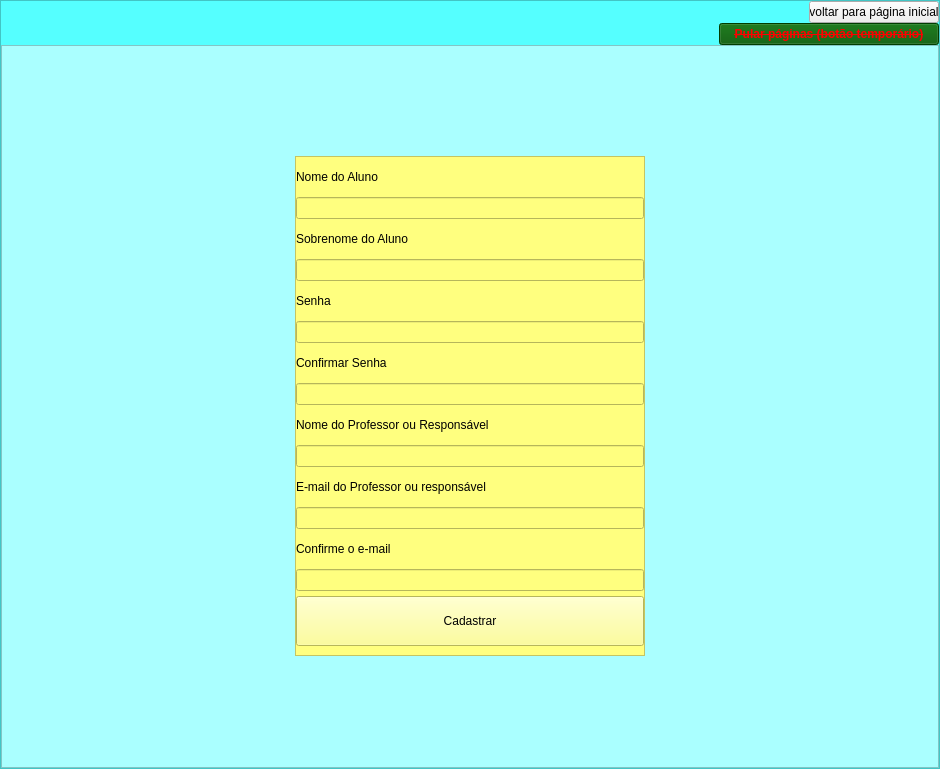
First picture: the form in App/Desenvolvimento/src/main/python/mainUi.ui, repository wesleyrodrigues/TCC, before the edit.
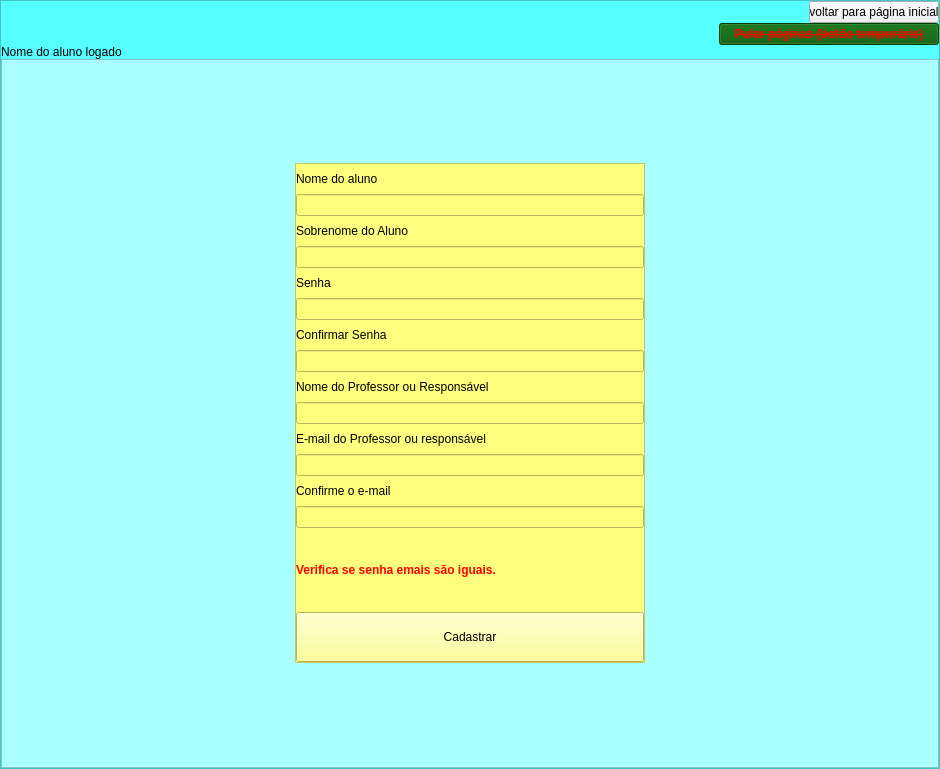
Second picture: the form after the edit. The open tabs and pages were chosen to show the change. Icons and pictures are not drawn.

The edit to the form file:
```diff
--- a/App/Desenvolvimento/src/main/python/mainUi.ui
+++ b/App/Desenvolvimento/src/main/python/mainUi.ui
@@ -530,6 +530,13 @@
          </property>
         </widget>
        </item>
+       <item>
+        <widget class="QLabel" name="lnome_aluno_logado">
+         <property name="text">
+          <string>Nome do aluno logado</string>
+         </property>
+        </widget>
+       </item>
        <item>
         <widget class="QStackedWidget" name="stackedWidget">
          <property name="styleSheet">
@@ -737,12 +744,16 @@
                     <string notr="true"/>
                    </property>
                    <property name="text">
-                    <string>Nome do Aluno</string>
+                    <string>Nome do aluno</string>
                    </property>
                   </widget>
                  </item>
                  <item>
-                  <widget class="QLineEdit" name="input_nome_aluno"/>
+                  <widget class="QLineEdit" name="input_nome_aluno">
+                   <property name="inputMethodHints">
+                    <set>Qt::ImhDigitsOnly|Qt::ImhLatinOnly</set>
+                   </property>
+                  </widget>
                  </item>
                  <item>
                   <widget class="QLabel" name="label_3">
@@ -761,7 +772,11 @@
                   </widget>
                  </item>
                  <item>
-                  <widget class="QLineEdit" name="input_sobrenome"/>
+                  <widget class="QLineEdit" name="input_sobrenome">
+                   <property name="inputMethodHints">
+                    <set>Qt::ImhLatinOnly</set>
+                   </property>
+                  </widget>
                  </item>
                  <item>
                   <widget class="QLabel" name="label_7">
@@ -780,7 +795,11 @@
                   </widget>
                  </item>
                  <item>
-                  <widget class="QLineEdit" name="input_senha"/>
+                  <widget class="QLineEdit" name="input_senha">
+                   <property name="inputMethodHints">
+                    <set>Qt::ImhLatinOnly</set>
+                   </property>
+                  </widget>
                  </item>
                  <item>
                   <widget class="QLabel" name="label_8">
@@ -799,7 +818,11 @@
                   </widget>
                  </item>
                  <item>
-                  <widget class="QLineEdit" name="lineEdit_4"/>
+                  <widget class="QLineEdit" name="input_conf_senha">
+                   <property name="inputMethodHints">
+                    <set>Qt::ImhLatinOnly</set>
+                   </property>
+                  </widget>
                  </item>
                  <item>
                   <widget class="QLabel" name="label_9">
@@ -818,7 +841,11 @@
                   </widget>
                  </item>
                  <item>
-                  <widget class="QLineEdit" name="input_nome_professor"/>
+                  <widget class="QLineEdit" name="input_nome_professor">
+                   <property name="inputMethodHints">
+                    <set>Qt::ImhLatinOnly</set>
+                   </property>
+                  </widget>
                  </item>
                  <item>
                   <widget class="QLabel" name="label_11">
@@ -837,7 +864,11 @@
                   </widget>
                  </item>
                  <item>
-                  <widget class="QLineEdit" name="input_email"/>
+                  <widget class="QLineEdit" name="input_email">
+                   <property name="inputMethodHints">
+                    <set>Qt::ImhEmailCharactersOnly|Qt::ImhLatinOnly</set>
+                   </property>
+                  </widget>
                  </item>
                  <item>
                   <widget class="QLabel" name="label_10">
@@ -856,7 +887,28 @@
                   </widget>
                  </item>
                  <item>
-                  <widget class="QLineEdit" name="lineEdit_7"/>
+                  <widget class="QLineEdit" name="input_conf_email">
+                   <property name="inputMethodHints">
+                    <set>Qt::ImhEmailCharactersOnly|Qt::ImhLatinOnly</set>
+                   </property>
+                  </widget>
+                 </item>
+                 <item>
+                  <widget class="QLabel" name="lverifica_senha_email">
+                   <property name="font">
+                    <font>
+                     <weight>75</weight>
+                     <bold>true</bold>
+                     <stylestrategy>PreferDefault</stylestrategy>
+                    </font>
+                   </property>
+                   <property name="styleSheet">
+                    <string notr="true">color: rgb(255, 0, 0)</string>
+                   </property>
+                   <property name="text">
+                    <string>Verifica se senha emais são iguais.</string>
+                   </property>
+                  </widget>
                  </item>
                  <item>
                   <widget class="QPushButton" name="btn_cadastrar">
```
Left out of the diff: 19 changed lines with no effect on the pictures.
